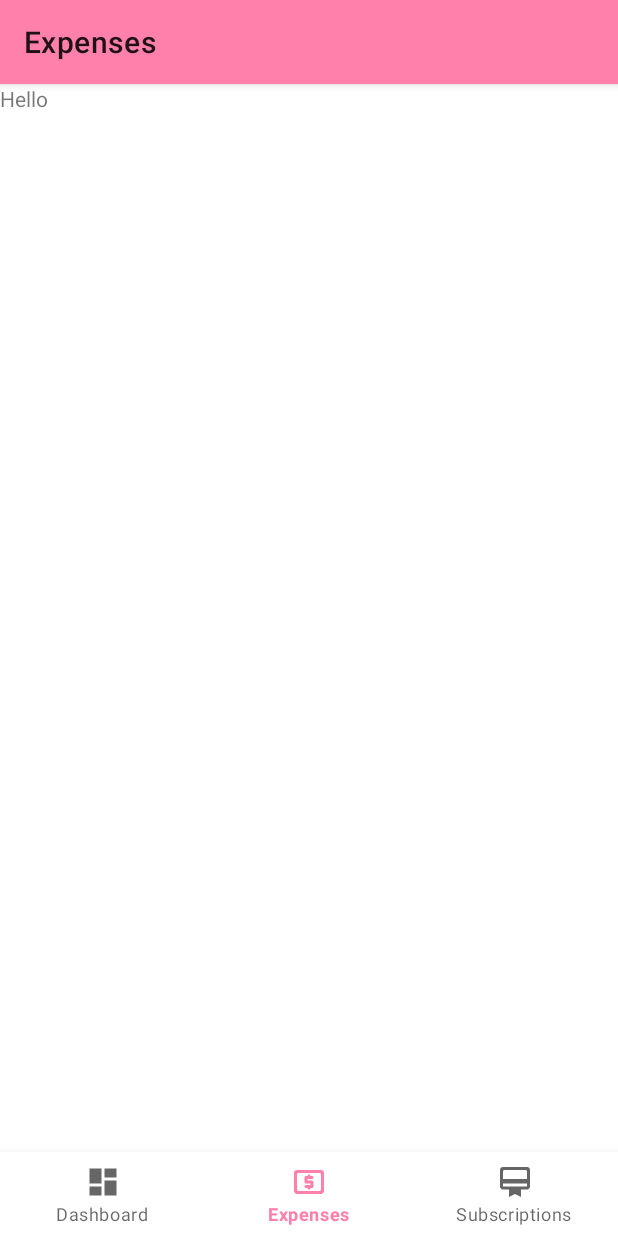
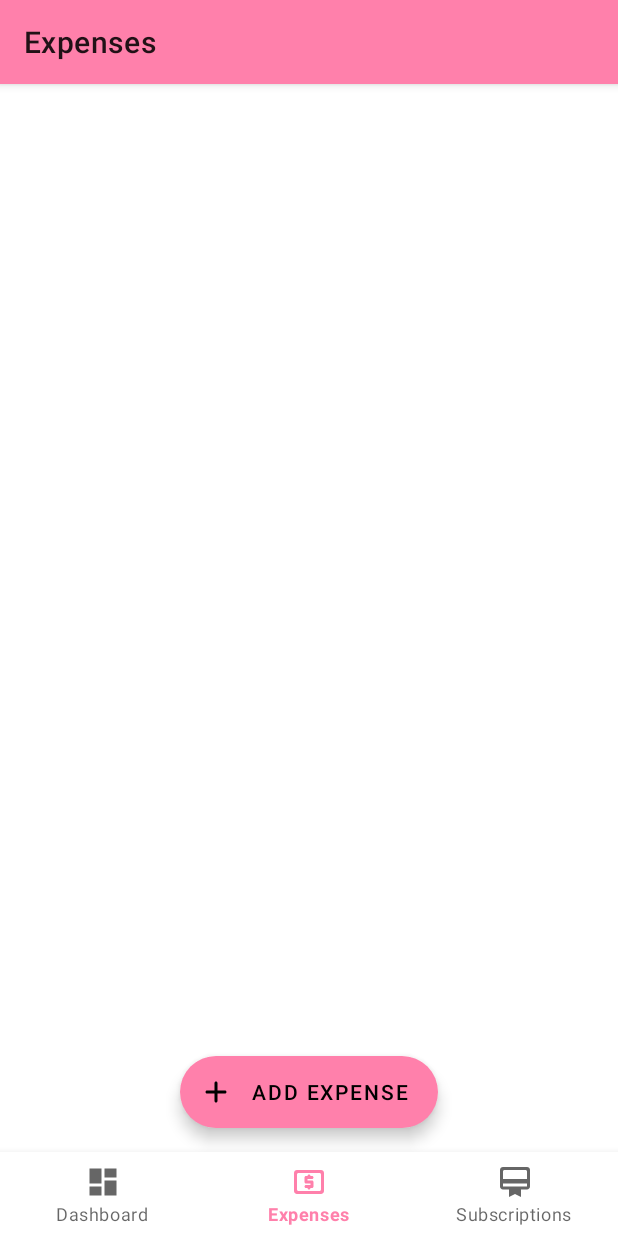
Before and after one commit to XinnyLiuu/Piggy, an Android app: the ExpensesFragment screen opened through its navigation route, on a phone screen of 412 x 824 dp. Run offline under Robolectric (Android 15) with nearby library versions, the light colour scheme and no system bars; our stand-ins replace Room's generated code, navigation-ui; libraries missing offline, so code that uses them is left out: com.github.mikephil.charting; 40 statements that could not run were skipped.

Commit message:
in progress: working on setting up expenses

```diff
--- a/app/src/main/java/com/xl4998/piggy/data/db/PiggyDatabase.kt
+++ b/app/src/main/java/com/xl4998/piggy/data/db/PiggyDatabase.kt
@@ -6,12 +6,13 @@ import androidx.room.Room
 import androidx.room.RoomDatabase
 import com.xl4998.piggy.data.db.dao.ExpenseDao
 import com.xl4998.piggy.data.db.dao.SubscriptionDao
+import com.xl4998.piggy.data.db.entities.Expense
 import com.xl4998.piggy.data.db.entities.Subscription
 
 /**
  * Room abstracted layer for interaction with SQLite
  */
-@Database(entities = [Subscription::class], version = 1, exportSchema = false)
+@Database(entities = [Subscription::class, Expense::class], version = 1, exportSchema = false)
 abstract class PiggyDatabase : RoomDatabase() {
 
     // DAO
--- a/app/src/main/java/com/xl4998/piggy/data/db/entities/Expense.kt
+++ b/app/src/main/java/com/xl4998/piggy/data/db/entities/Expense.kt
@@ -10,9 +10,9 @@ import androidx.room.PrimaryKey
 @Entity(tableName = "expenses")
 data class Expense(
     @PrimaryKey(autoGenerate = true) val id: Long = 0,
+    @ColumnInfo(name = "category") val category: String,
     @ColumnInfo(name = "name") val name: String,
-    @ColumnInfo(name = "category") val category: String,
-    @ColumnInfo(name = "desc") val desc: String,
+    @ColumnInfo(name = "cost") val cost: Double,
     @ColumnInfo(name = "date") val date: String,
-    @ColumnInfo(name = "cost") val cost: Double
+    @ColumnInfo(name = "desc") val desc: String
 )
--- /dev/null
+++ b/app/src/main/java/com/xl4998/piggy/ui/expenses/ExpenseCreateDialogFragment.kt
@@ -0,0 +1,44 @@
+package com.xl4998.piggy.ui.expenses
+
+import android.os.Bundle
+import android.view.LayoutInflater
+import android.view.View
+import android.view.ViewGroup
+import androidx.appcompat.widget.Toolbar
+import androidx.fragment.app.DialogFragment
+import androidx.fragment.app.Fragment
+import com.xl4998.piggy.R
+
+/**
+ * A full screen dialog that will assist in creating a new expense
+ *
+ * Refer to https://medium.com/alexander-schaefer/implementing-the-new-material-design-full-screen-dialog-for-android-e9dcc712cb38
+ */
+class ExpenseCreateDialogFragment(
+    private val viewModel: ExpensesViewModel
+) : DialogFragment() {
+
+    private lateinit var toolbar: Toolbar
+
+    override fun onCreate(savedInstanceState: Bundle?) {
+        super.onCreate(savedInstanceState)
+        setStyle(STYLE_NORMAL, R.style.AppTheme_FullScreenDialog)
+    }
+
+    override fun onCreateView(
+        inflater: LayoutInflater, container: ViewGroup?,
+        savedInstanceState: Bundle?
+    ): View? {
+        // Inflate the layout for this fragment
+        val view: View = inflater.inflate(R.layout.fragment_expense_create_dialog, container, false)
+
+        // Get the toolbar
+        toolbar = view.findViewById(R.id.toolbar)
+
+        return view
+    }
+
+    override fun onViewCreated(view: View, savedInstanceState: Bundle?) {
+        super.onViewCreated(view, savedInstanceState)
+    }
+}
--- a/app/src/main/java/com/xl4998/piggy/ui/expenses/ExpensesFragment.kt
+++ b/app/src/main/java/com/xl4998/piggy/ui/expenses/ExpensesFragment.kt
@@ -1,33 +1,68 @@
 package com.xl4998.piggy.ui.expenses
 
-import androidx.lifecycle.ViewModelProviders
 import android.os.Bundle
 import androidx.fragment.app.Fragment
 import android.view.LayoutInflater
 import android.view.View
 import android.view.ViewGroup
+import androidx.recyclerview.widget.LinearLayoutManager
+import androidx.recyclerview.widget.RecyclerView
 
 import com.xl4998.piggy.R
+import com.xl4998.piggy.data.db.ExpenseRepository
+import com.xl4998.piggy.ui.subscriptions.SubscriptionCreateDialogFragment
+import com.xl4998.piggy.ui.subscriptions.SubscriptionListAdapter
+import kotlinx.android.synthetic.main.fragment_expenses.*
+import kotlinx.android.synthetic.main.fragment_subscriptions.*
 
+/**
+ * Fragment that displays the lists of all the user's expenses
+ */
 class ExpensesFragment : Fragment() {
 
-    companion object {
-        fun newInstance() = ExpensesFragment()
+    // ViewModel
+    private lateinit var viewModel: ExpensesViewModel
+
+    override fun onCreate(savedInstanceState: Bundle?) {
+        super.onCreate(savedInstanceState)
+
+        // Repository
+        val expenseRepository = ExpenseRepository(activity!!.application)
+
+        // ViewModel
+        viewModel = ExpensesViewModel(expenseRepository)
+
+        // RecyclerView adapter TODO
+
+        // Setup observers TODO
     }
 
-    private lateinit var viewModel: ExpensesViewModel
-
     override fun onCreateView(
-        inflater: LayoutInflater, container: ViewGroup?,
+        inflater: LayoutInflater,
+        container: ViewGroup?,
         savedInstanceState: Bundle?
     ): View? {
-        return inflater.inflate(R.layout.fragment_expenses, container, false)
+        val view = inflater.inflate(R.layout.fragment_expenses, container, false)
+
+        // Prepare RecyclerView
+        val recyclerView: RecyclerView = view.findViewById(R.id.expense_list)
+        recyclerView.setHasFixedSize(true)
+        val layoutManager: RecyclerView.LayoutManager = LinearLayoutManager(context)
+        recyclerView.layoutManager = layoutManager
+//        recyclerView.adapter = rvAdapter
+
+        return view
     }
 
-    override fun onActivityCreated(savedInstanceState: Bundle?) {
-        super.onActivityCreated(savedInstanceState)
-        viewModel = ViewModelProviders.of(this).get(ExpensesViewModel::class.java)
-        // TODO: Use the ViewModel
+    override fun onViewCreated(view: View, savedInstanceState: Bundle?) {
+        super.onViewCreated(view, savedInstanceState)
+
+        // Prepare dialog fragment
+        val createExpenseDialog = ExpenseCreateDialogFragment(viewModel)
+
+        // Setup listeners for button
+        add_expense_button.setOnClickListener {
+            createExpenseDialog.show(parentFragmentManager, "Create Expense Dialog")
+        }
     }
-
 }
--- a/app/src/main/java/com/xl4998/piggy/ui/expenses/ExpensesViewModel.kt
+++ b/app/src/main/java/com/xl4998/piggy/ui/expenses/ExpensesViewModel.kt
@@ -1,7 +1,8 @@
 package com.xl4998.piggy.ui.expenses
 
 import androidx.lifecycle.ViewModel
+import com.xl4998.piggy.data.db.ExpenseRepository
 
-class ExpensesViewModel : ViewModel() {
+class ExpensesViewModel(expenseRepository: ExpenseRepository) : ViewModel() {
     // TODO: Implement the ViewModel
 }
--- a/app/src/main/java/com/xl4998/piggy/ui/subscriptions/SubscriptionCreateDialogFragment.kt
+++ b/app/src/main/java/com/xl4998/piggy/ui/subscriptions/SubscriptionCreateDialogFragment.kt
@@ -13,8 +13,9 @@ import androidx.fragment.app.DialogFragment
 import com.xl4998.piggy.R
 import com.xl4998.piggy.data.db.entities.Subscription
 import kotlinx.android.synthetic.main.fragment_subscription_create_dialog.*
+import java.math.RoundingMode
+import java.text.DecimalFormat
 import java.util.*
-import kotlin.math.round
 
 /**
  * A full screen dialog that will assist in creating a new subscription
@@ -77,7 +78,7 @@ class SubscriptionCreateDialogFragment(
                         // Create subscription
                         val sub = Subscription(
                             name.capitalize(),
-                            (round(cost.toDouble() * 100) / 100),
+                            "%.2f".format(cost.toDouble()).toDouble(),
                             date,
                             interval.toInt()
                         )
--- a/app/src/main/java/com/xl4998/piggy/ui/subscriptions/SubscriptionListAdapter.kt
+++ b/app/src/main/java/com/xl4998/piggy/ui/subscriptions/SubscriptionListAdapter.kt
@@ -1,5 +1,6 @@
 package com.xl4998.piggy.ui.subscriptions
 
+import android.annotation.SuppressLint
 import android.os.Bundle
 import android.util.Log
 import android.view.LayoutInflater
@@ -39,12 +40,13 @@ class SubscriptionListAdapter(
         return DetailViewHolder(card)
     }
 
+    @SuppressLint("SetTextI18n")
     override fun onBindViewHolder(holder: RecyclerView.ViewHolder, position: Int) {
         // Setup subscription detail view
         val subscription = subList[position]
         val viewHolder = holder as DetailViewHolder
         viewHolder.name.text = subscription.name
-        viewHolder.cost.text = subscription.cost.toString()
+        viewHolder.cost.text = "%.2f".format(subscription.cost)
         viewHolder.date.text = String.format(
             "Next Payment - %s month(s) from %s",
             subscription.interval,
@@ -80,7 +82,6 @@ class SubscriptionListAdapter(
      */
     fun setSubs(subList: MutableList<Subscription>) {
         this.subList = subList
-        Log.v("Subs", this.subList.toString())
         notifyDataSetChanged()
     }
 }
--- a/app/src/main/res/layout/fragment_expenses.xml
+++ b/app/src/main/res/layout/fragment_expenses.xml
@@ -1,13 +1,32 @@
 <?xml version="1.0" encoding="utf-8"?>
-<FrameLayout xmlns:android="http://schemas.android.com/apk/res/android"
+<androidx.constraintlayout.widget.ConstraintLayout
+    xmlns:android="http://schemas.android.com/apk/res/android"
     xmlns:tools="http://schemas.android.com/tools"
     android:layout_width="match_parent"
     android:layout_height="match_parent"
-    tools:context=".ui.expenses.ExpensesFragment">
+    xmlns:app="http://schemas.android.com/apk/res-auto"
+    tools:context=".ui.expenses.ExpensesFragment"
+    android:id="@+id/fragment_expenses">
 
-    <TextView
+    <com.google.android.material.floatingactionbutton.ExtendedFloatingActionButton
+        android:id="@+id/add_expense_button"
+        android:layout_width="wrap_content"
+        android:layout_height="wrap_content"
+        android:text="Add Expense"
+        app:backgroundTint="@color/colorPrimary"
+        app:icon="@drawable/round_add_24"
+        app:layout_constraintBottom_toBottomOf="@id/expense_list"
+        app:layout_constraintEnd_toEndOf="parent"
+        app:layout_constraintStart_toStartOf="parent"
+        android:layout_marginBottom="16dp"/>
+
+    <androidx.recyclerview.widget.RecyclerView
+        android:id="@+id/expense_list"
         android:layout_width="match_parent"
         android:layout_height="match_parent"
-        android:text="Hello" />
+        app:layout_constraintTop_toTopOf="parent"
+        app:layout_constraintBottom_toBottomOf="parent"
+        app:layout_constraintLeft_toLeftOf="parent"
+        app:layout_constraintRight_toRightOf="parent" />
 
-</FrameLayout>
+</androidx.constraintlayout.widget.ConstraintLayout>
--- a/app/src/main/res/layout/fragment_subscriptions.xml
+++ b/app/src/main/res/layout/fragment_subscriptions.xml
@@ -1,5 +1,6 @@
 <?xml version="1.0" encoding="utf-8"?>
-<androidx.constraintlayout.widget.ConstraintLayout xmlns:android="http://schemas.android.com/apk/res/android"
+<androidx.constraintlayout.widget.ConstraintLayout
+    xmlns:android="http://schemas.android.com/apk/res/android"
     xmlns:tools="http://schemas.android.com/tools"
     android:layout_width="match_parent"
     android:layout_height="match_parent"
```
Also changed, not shown: app/src/main/java/com/xl4998/piggy/ui/expenses/ExpenseUpdateDialogFragment.kt (added, +23 -0 lines), app/src/main/java/com/xl4998/piggy/ui/subscriptions/SubscriptionUpdateDialogFragment.kt (+8 -2 lines), app/src/main/res/layout/fragment_expense_create_dialog.xml (added, +138 -0 lines), app/src/main/res/layout/fragment_expense_update_dialog.xml (added, +138 -0 lines), app/src/main/res/layout/fragment_subscription_update_dialog.xml (+16 -8 lines), app/src/main/res/menu/fragment_expense_create_menu.xml (added, +10 -0 lines).
